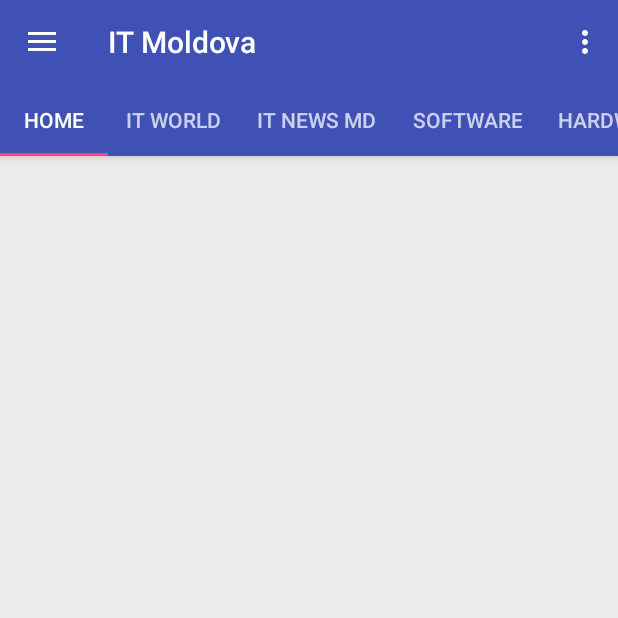
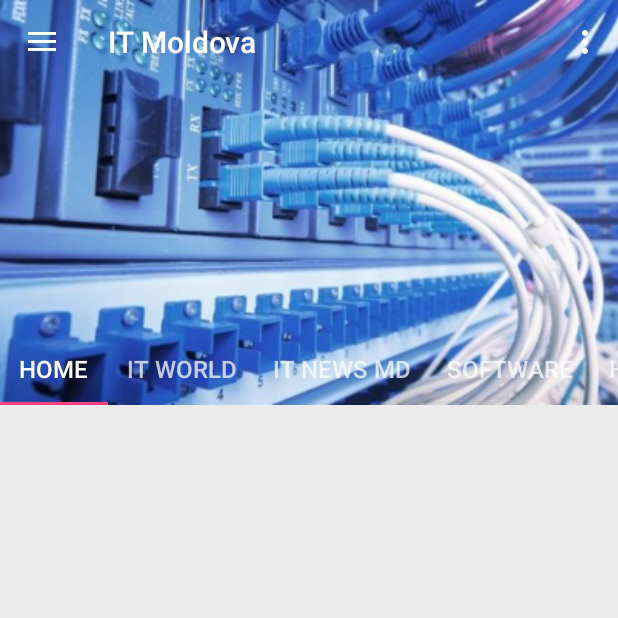
Before and after one commit to vgrec/ITMoldova, an Android app: the screen it shows after launch (MainActivity), on a phone screen of 412 x 824 dp, the top half of it. Run offline under Robolectric (Android 15) with nearby library versions, the phone set to English and light mode, and no system bars; our stand-ins replace ButterKnife, Dagger/Hilt's generated code, Picasso; libraries missing offline, so code that uses them is left out: retrofit2.adapter.rxjava, retrofit2.converter.simplexml, rx.android.schedulers, rx.schedulers; pictures from the network do not load; 3 statements that could not run were skipped.

Commit message:
Display a header image on home screen

```diff
--- a/app/src/main/res/layout/content_main.xml
+++ b/app/src/main/res/layout/content_main.xml
@@ -11,24 +11,47 @@
         android:layout_height="wrap_content"
         android:theme="@style/AppTheme.AppBarOverlay">
 
+        <android.support.design.widget.CollapsingToolbarLayout
+            android:layout_width="match_parent"
+            android:layout_height="wrap_content"
+            app:contentScrim="?attr/colorPrimary"
+            app:layout_scrollFlags="scroll|exitUntilCollapsed"
+            app:titleEnabled="false">
+
+            <ImageView
+                android:id="@+id/image_header"
+                android:layout_width="match_parent"
+                android:layout_height="270dp"
+                android:adjustViewBounds="true"
+                android:scaleType="centerCrop"
+                android:src="@drawable/test"
+                app:layout_collapseMode="parallax"
+                tools:visibility="visible" />
+
             <android.support.v7.widget.Toolbar
                 android:id="@+id/toolbar"
                 android:layout_width="match_parent"
-            android:layout_height="?attr/actionBarSize"
-            android:background="?attr/colorPrimary"
-            app:layout_scrollFlags="scroll|enterAlways"
+                android:layout_height="100dp"
+                app:titleMarginTop="14dp"
+                android:gravity="top"
+                app:layout_collapseMode="pin"
                 app:popupTheme="@style/ThemeOverlay.AppCompat.Light"
                 app:theme="@style/ThemeOverlay.AppCompat.Dark.ActionBar"
-            app:title="IT Moldova" />
+                app:title="IT Moldova">
+
+            </android.support.v7.widget.Toolbar>
+
+            <!-- http://stackoverflow.com/questions/31388364/how-to-create-something-similar-to-play-newsstand-layout -->
 
             <android.support.design.widget.TabLayout
                 android:id="@+id/tab_layout"
                 style="@style/CustomTabLayout"
                 android:layout_width="match_parent"
                 android:layout_height="wrap_content"
-            app:layout_scrollFlags="scroll|enterAlways"
+                android:layout_gravity="bottom"
                 app:tabMode="scrollable" />
 
+        </android.support.design.widget.CollapsingToolbarLayout>
     </android.support.design.widget.AppBarLayout>
 
     <android.support.v4.view.ViewPager
--- a/app/src/main/res/values/styles.xml
+++ b/app/src/main/res/values/styles.xml
@@ -23,7 +23,7 @@
     </style>
 
     <style name="CustomTabTextAppearance" parent="TextAppearance.Design.Tab">
-        <item name="android:textSize">14sp</item>
+        <item name="android:textSize">16sp</item>
         <item name="android:textColor">#BFFF</item>
         <item name="textAllCaps">true</item>
     </style>
```
Lines whose indentation alone changed are shown as unchanged.
